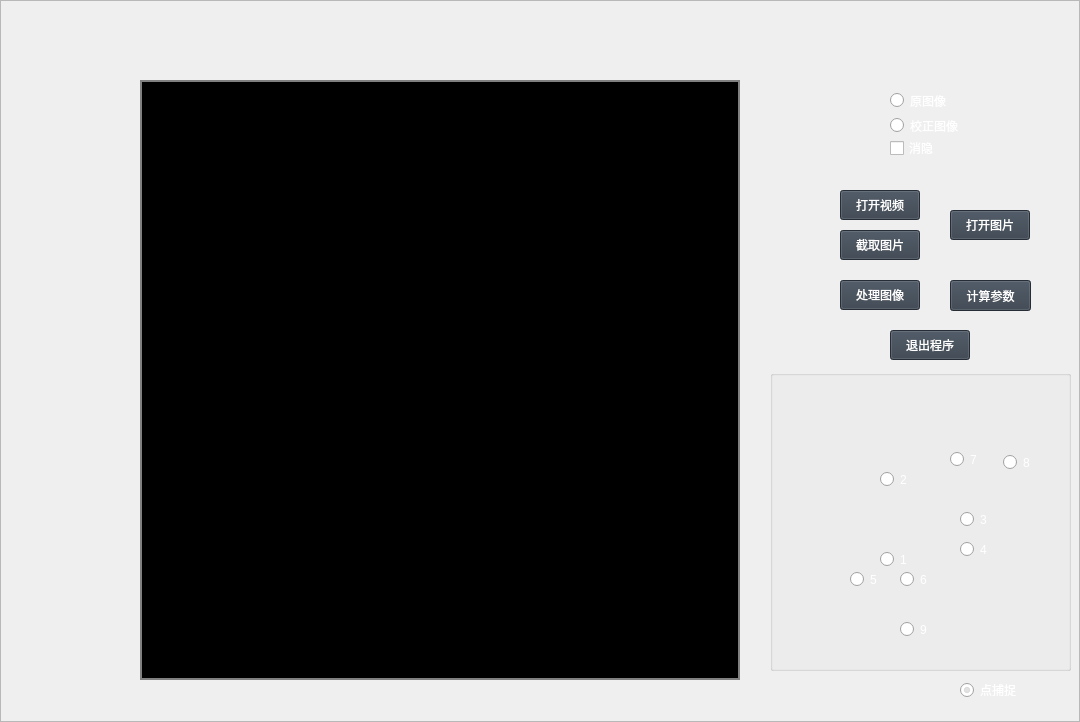
Before: the Qt Designer form captureVideo/capturevideowidget.ui in yb993161947/SCR, drawn with Qt 5.
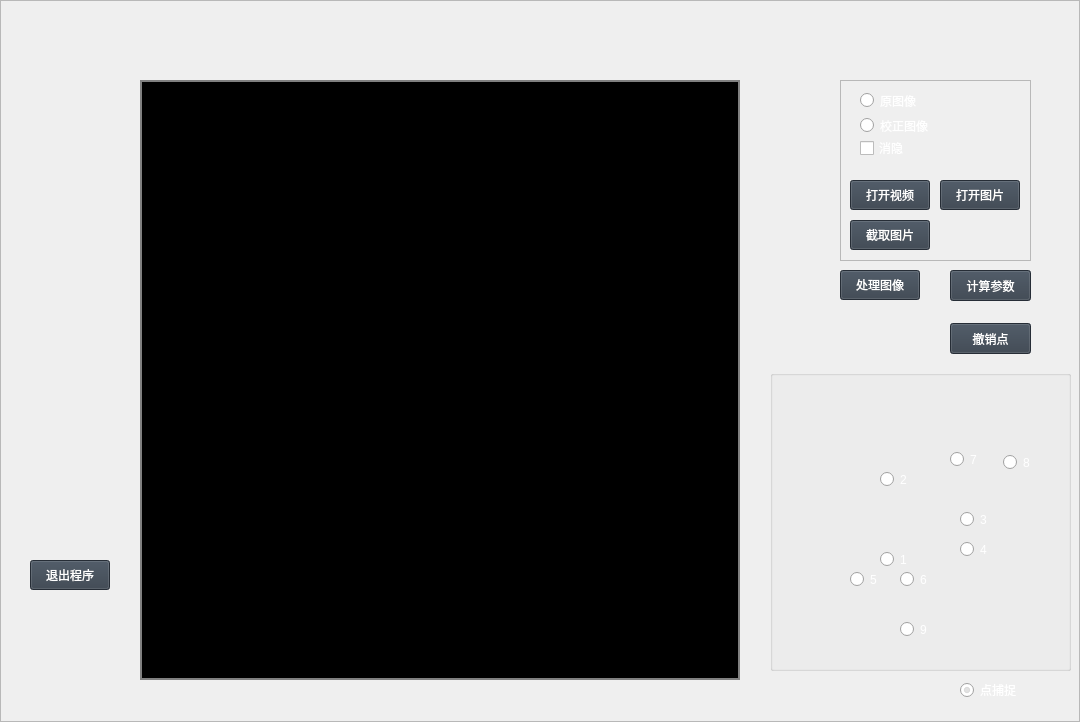
After: the same form once the commit is applied. Icons and pictures are not drawn. Custom widgets are drawn as their Qt base class.

Commit message: 修改图像计算策略，保存图片功能，修复选点BUG

```diff
--- a/captureVideo/capturevideowidget.ui
+++ b/captureVideo/capturevideowidget.ui
@@ -64,24 +64,11 @@
      <property name="frameShadow">
       <enum>QFrame::Raised</enum>
      </property>
-     <widget class="QPushButton" name="pushButton_OpenVideo">
-      <property name="geometry">
-       <rect>
-        <x>840</x>
-        <y>190</y>
-        <width>80</width>
-        <height>30</height>
-       </rect>
-      </property>
-      <property name="text">
-       <string>打开视频</string>
-      </property>
-     </widget>
      <widget class="QPushButton" name="pushButton_Exit">
       <property name="geometry">
        <rect>
-        <x>890</x>
-        <y>330</y>
+        <x>30</x>
+        <y>560</y>
         <width>80</width>
         <height>30</height>
        </rect>
@@ -90,24 +77,11 @@
        <string>退出程序</string>
       </property>
      </widget>
-     <widget class="QPushButton" name="pushButton_Capture">
-      <property name="geometry">
-       <rect>
-        <x>840</x>
-        <y>230</y>
-        <width>80</width>
-        <height>30</height>
-       </rect>
-      </property>
-      <property name="text">
-       <string>截取图片</string>
-      </property>
-     </widget>
      <widget class="QPushButton" name="pushButton_Process">
       <property name="geometry">
        <rect>
         <x>840</x>
-        <y>280</y>
+        <y>270</y>
         <width>80</width>
         <height>30</height>
        </rect>
@@ -132,61 +106,6 @@
        <bool>true</bool>
       </property>
      </widget>
-     <widget class="QPushButton" name="pushButton_OpenImage">
-      <property name="geometry">
-       <rect>
-        <x>950</x>
-        <y>210</y>
-        <width>80</width>
-        <height>30</height>
-       </rect>
-      </property>
-      <property name="styleSheet">
-       <string notr="true"/>
-      </property>
-      <property name="text">
-       <string>打开图片</string>
-      </property>
-     </widget>
-     <widget class="QRadioButton" name="radioButton_refined">
-      <property name="geometry">
-       <rect>
-        <x>890</x>
-        <y>115</y>
-        <width>101</width>
-        <height>21</height>
-       </rect>
-      </property>
-      <property name="text">
-       <string>校正图像</string>
-      </property>
-     </widget>
-     <widget class="QRadioButton" name="radioButton_source">
-      <property name="geometry">
-       <rect>
-        <x>890</x>
-        <y>90</y>
-        <width>89</width>
-        <height>21</height>
-       </rect>
-      </property>
-      <property name="text">
-       <string>原图像</string>
-      </property>
-     </widget>
-     <widget class="QCheckBox" name="checkBox_removeCircle">
-      <property name="geometry">
-       <rect>
-        <x>890</x>
-        <y>140</y>
-        <width>71</width>
-        <height>16</height>
-       </rect>
-      </property>
-      <property name="text">
-       <string>消隐</string>
-      </property>
-     </widget>
      <widget class="LassoWidget" name="widget_lasso" native="true">
       <property name="geometry">
        <rect>
@@ -334,7 +253,7 @@
       <property name="geometry">
        <rect>
         <x>950</x>
-        <y>280</y>
+        <y>270</y>
         <width>81</width>
         <height>31</height>
        </rect>
@@ -359,20 +278,116 @@
        <bool>true</bool>
       </property>
      </widget>
-     <zorder>pushButton_OpenVideo</zorder>
-     <zorder>pushButton_Exit</zorder>
-     <zorder>pushButton_Capture</zorder>
-     <zorder>pushButton_Process</zorder>
-     <zorder>label_Picture</zorder>
-     <zorder>pushButton_OpenImage</zorder>
-     <zorder>radioButton_refined</zorder>
-     <zorder>radioButton_source</zorder>
-     <zorder>checkBox_removeCircle</zorder>
-     <zorder>widget_lasso</zorder>
-     <zorder>groupBox_Xspot</zorder>
-     <zorder>pushButtonCalculate</zorder>
-     <zorder>radioButton_9</zorder>
-     <zorder>radioButton_findPt</zorder>
+     <widget class="QFrame" name="frame">
+      <property name="geometry">
+       <rect>
+        <x>840</x>
+        <y>80</y>
+        <width>191</width>
+        <height>181</height>
+       </rect>
+      </property>
+      <property name="frameShape">
+       <enum>QFrame::StyledPanel</enum>
+      </property>
+      <property name="frameShadow">
+       <enum>QFrame::Raised</enum>
+      </property>
+      <widget class="QCheckBox" name="checkBox_removeCircle">
+       <property name="geometry">
+        <rect>
+         <x>20</x>
+         <y>60</y>
+         <width>71</width>
+         <height>16</height>
+        </rect>
+       </property>
+       <property name="text">
+        <string>消隐</string>
+       </property>
+      </widget>
+      <widget class="QRadioButton" name="radioButton_source">
+       <property name="geometry">
+        <rect>
+         <x>20</x>
+         <y>10</y>
+         <width>89</width>
+         <height>21</height>
+        </rect>
+       </property>
+       <property name="text">
+        <string>原图像</string>
+       </property>
+      </widget>
+      <widget class="QRadioButton" name="radioButton_refined">
+       <property name="geometry">
+        <rect>
+         <x>20</x>
+         <y>35</y>
+         <width>101</width>
+         <height>21</height>
+        </rect>
+       </property>
+       <property name="text">
+        <string>校正图像</string>
+       </property>
+      </widget>
+      <widget class="QPushButton" name="pushButton_OpenImage">
+       <property name="geometry">
+        <rect>
+         <x>100</x>
+         <y>100</y>
+         <width>80</width>
+         <height>30</height>
+        </rect>
+       </property>
+       <property name="styleSheet">
+        <string notr="true"/>
+       </property>
+       <property name="text">
+        <string>打开图片</string>
+       </property>
+      </widget>
+      <widget class="QPushButton" name="pushButton_OpenVideo">
+       <property name="geometry">
+        <rect>
+         <x>10</x>
+         <y>100</y>
+         <width>80</width>
+         <height>30</height>
+        </rect>
+       </property>
+       <property name="text">
+        <string>打开视频</string>
+       </property>
+      </widget>
+      <widget class="QPushButton" name="pushButton_Capture">
+       <property name="geometry">
+        <rect>
+         <x>10</x>
+         <y>140</y>
+         <width>80</width>
+         <height>30</height>
+        </rect>
+       </property>
+       <property name="text">
+        <string>截取图片</string>
+       </property>
+      </widget>
+     </widget>
+     <widget class="QPushButton" name="pushButton">
+      <property name="geometry">
+       <rect>
+        <x>950</x>
+        <y>323</y>
+        <width>81</width>
+        <height>31</height>
+       </rect>
+      </property>
+      <property name="text">
+       <string>撤销点</string>
+      </property>
+     </widget>
     </widget>
    </item>
   </layout>
```
The commit also changes 151 other files.
